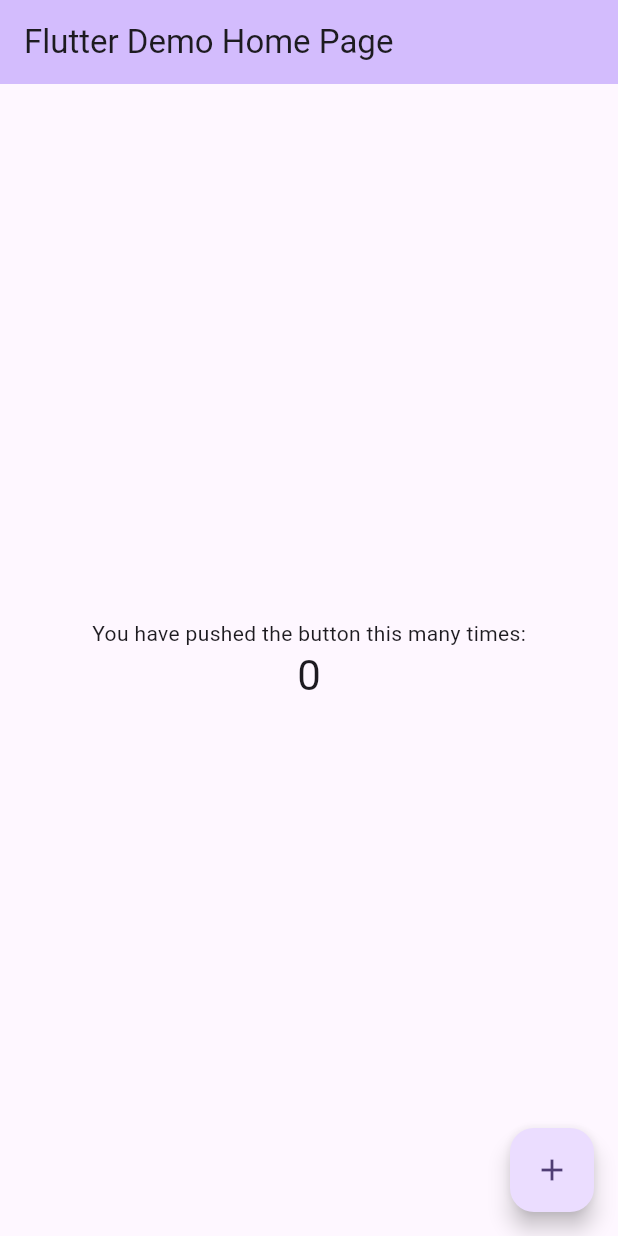
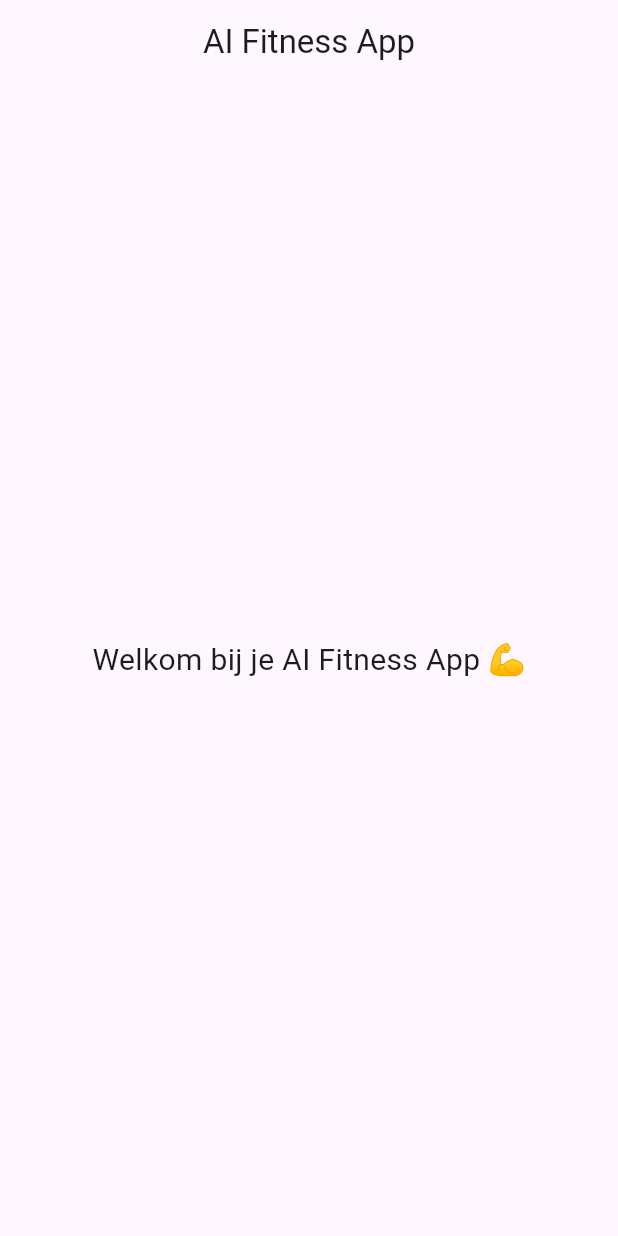
Before and after one commit to Yusuf013/FitAI, a Flutter app: the screen it shows after launch, on a phone screen of 412 x 824 dp. Run offline on Flutter 3.47's test engine with Material 3 defaults, Android fonts, the phone set to English and light mode, and no system bars.

Commit message:
homepagina begonnen

```diff
--- a/lib/main.dart
+++ b/lib/main.dart
@@ -1,4 +1,5 @@
 import 'package:flutter/material.dart';
+import 'pages/home_page.dart'; // als je al een eigen pagina hebt gemaakt
 
 void main() {
   runApp(const MyApp());
@@ -7,116 +8,13 @@ void main() {
 class MyApp extends StatelessWidget {
   const MyApp({super.key});
 
-  // This widget is the root of your application.
   @override
   Widget build(BuildContext context) {
     return MaterialApp(
-      title: 'Flutter Demo',
-      theme: ThemeData(
-        // This is the theme of your application.
-        //
-        // TRY THIS: Try running your application with "flutter run". You'll see
-        // the application has a purple toolbar. Then, without quitting the app,
-        // try changing the seedColor in the colorScheme below to Colors.green
-        // and then invoke "hot reload" (save your changes or press the "hot
-        // reload" button in a Flutter-supported IDE, or press "r" if you used
-        // the command line to start the app).
-        //
-        // Notice that the counter didn't reset back to zero; the application
-        // state is not lost during the reload. To reset the state, use hot
-        // restart instead.
-        //
-        // This works for code too, not just values: Most code changes can be
-        // tested with just a hot reload.
-        colorScheme: ColorScheme.fromSeed(seedColor: Colors.deepPurple),
-      ),
-      home: const MyHomePage(title: 'Flutter Demo Home Page'),
+      debugShowCheckedModeBanner: false,
+      title: 'AI Fitness App',
+      theme: ThemeData(primarySwatch: Colors.blue),
+      home: const HomePage(), // 👈 jouw eigen pagina
     );
   }
 }
-
-class MyHomePage extends StatefulWidget {
-  const MyHomePage({super.key, required this.title});
-
-  // This widget is the home page of your application. It is stateful, meaning
-  // that it has a State object (defined below) that contains fields that affect
-  // how it looks.
-
-  // This class is the configuration for the state. It holds the values (in this
-  // case the title) provided by the parent (in this case the App widget) and
-  // used by the build method of the State. Fields in a Widget subclass are
-  // always marked "final".
-
-  final String title;
-
-  @override
-  State<MyHomePage> createState() => _MyHomePageState();
-}
-
-class _MyHomePageState extends State<MyHomePage> {
-  int _counter = 0;
-
-  void _incrementCounter() {
-    setState(() {
-      // This call to setState tells the Flutter framework that something has
-      // changed in this State, which causes it to rerun the build method below
-      // so that the display can reflect the updated values. If we changed
-      // _counter without calling setState(), then the build method would not be
-      // called again, and so nothing would appear to happen.
-      _counter++;
-    });
-  }
-
-  @override
-  Widget build(BuildContext context) {
-    // This method is rerun every time setState is called, for instance as done
-    // by the _incrementCounter method above.
-    //
-    // The Flutter framework has been optimized to make rerunning build methods
-    // fast, so that you can just rebuild anything that needs updating rather
-    // than having to individually change instances of widgets.
-    return Scaffold(
-      appBar: AppBar(
-        // TRY THIS: Try changing the color here to a specific color (to
-        // Colors.amber, perhaps?) and trigger a hot reload to see the AppBar
-        // change color while the other colors stay the same.
-        backgroundColor: Theme.of(context).colorScheme.inversePrimary,
-        // Here we take the value from the MyHomePage object that was created by
-        // the App.build method, and use it to set our appbar title.
-        title: Text(widget.title),
-      ),
-      body: Center(
-        // Center is a layout widget. It takes a single child and positions it
-        // in the middle of the parent.
-        child: Column(
-          // Column is also a layout widget. It takes a list of children and
-          // arranges them vertically. By default, it sizes itself to fit its
-          // children horizontally, and tries to be as tall as its parent.
-          //
-          // Column has various properties to control how it sizes itself and
-          // how it positions its children. Here we use mainAxisAlignment to
-          // center the children vertically; the main axis here is the vertical
-          // axis because Columns are vertical (the cross axis would be
-          // horizontal).
-          //
-          // TRY THIS: Invoke "debug painting" (choose the "Toggle Debug Paint"
-          // action in the IDE, or press "p" in the console), to see the
-          // wireframe for each widget.
-          mainAxisAlignment: MainAxisAlignment.center,
-          children: <Widget>[
-            const Text('You have pushed the button this many times:'),
-            Text(
-              '$_counter',
-              style: Theme.of(context).textTheme.headlineMedium,
-            ),
-          ],
-        ),
-      ),
-      floatingActionButton: FloatingActionButton(
-        onPressed: _incrementCounter,
-        tooltip: 'Increment',
-        child: const Icon(Icons.add),
-      ), // This trailing comma makes auto-formatting nicer for build methods.
-    );
-  }
-}
--- /dev/null
+++ b/lib/pages/home_page.dart
@@ -0,0 +1,18 @@
+import 'package:flutter/material.dart';
+
+class HomePage extends StatelessWidget {
+  const HomePage({super.key});
+
+  @override
+  Widget build(BuildContext context) {
+    return Scaffold(
+      appBar: AppBar(title: const Text('AI Fitness App'), centerTitle: true),
+      body: const Center(
+        child: Text(
+          'Welkom bij je AI Fitness App 💪',
+          style: TextStyle(fontSize: 20),
+        ),
+      ),
+    );
+  }
+}
```
